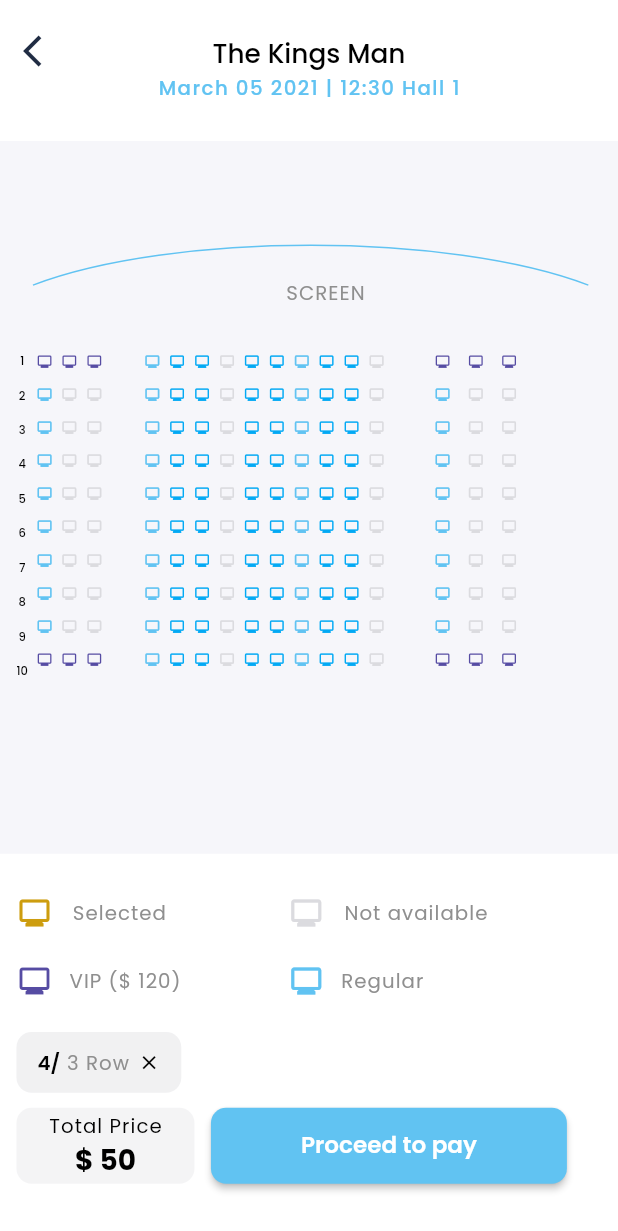
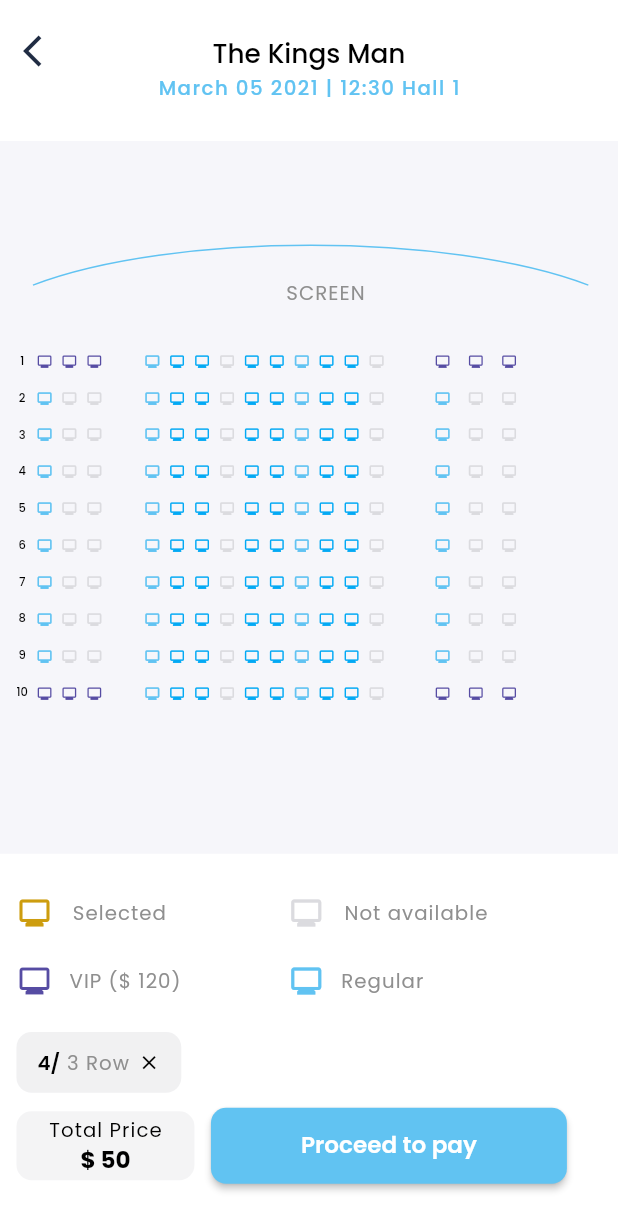
Before and after one commit to waleed-ahmed15/moviesapp-flutter, a Flutter app: the BookSeatScreen screen opened directly, on a phone screen of 412 x 824 dp. Shown: the top 1231 px of the screen. Run offline on Flutter 3.47's test engine with Material 2 defaults, Android fonts, the phone set to English and light mode, and no system bars; drawn by our look-alikes of auto_size_text; our stand-ins replace flutter_screenutil, get, youtube_player_flutter; network calls fail.

Commit message:
book_sear_Screen button bug fixed

```diff
--- a/lib/screens/movies_details/movie_details_screen.dart
+++ b/lib/screens/movies_details/movie_details_screen.dart
@@ -6,8 +6,6 @@ import 'package:moviesapp/screens/movies_details/movie_trailer_screen.dart';
 import 'package:moviesapp/screens/seats_mapping/select_seats_screen.dart';
 import 'package:moviesapp/utils/app_colors.dart';
 import 'package:moviesapp/utils/text_styles.dart';
-
-import '../watch_tab/watch_tab_page_controller.dart';
 
 class MovieDetailsScreen extends StatelessWidget {
   const MovieDetailsScreen({super.key});
@@ -49,13 +47,7 @@ class MovieDetailsScreen extends StatelessWidget {
                       ),
                       IconButton(
                         onPressed: () {
-                          globalCurrentIndexForWatchTab = 0;
-                          globalPageControllerForWatchTab.animateToPage(
-                            globalCurrentIndexForWatchTab,
-                            duration: const Duration(milliseconds: 100),
-                            curve: Curves.ease,
-                          );
-                          // Navigator.pop(context);
+                          Get.back();
                         },
                         icon: Icon(
                           Icons.arrow_back_ios,
--- a/lib/screens/seats_mapping/book_seat_screen.dart
+++ b/lib/screens/seats_mapping/book_seat_screen.dart
@@ -1,3 +1,4 @@
+import 'package:auto_size_text/auto_size_text.dart';
 import 'package:flutter/material.dart';
 import 'package:flutter_screenutil/flutter_screenutil.dart';
 
@@ -83,6 +84,7 @@ class BookSeatScreen extends StatelessWidget {
                 ),
               ),
               Container(
+                height: 230.h,
                 margin: EdgeInsets.only(left: 10.w),
                 decoration: const BoxDecoration(
                   color: Colors.transparent,
@@ -92,10 +94,11 @@ class BookSeatScreen extends StatelessWidget {
                   crossAxisAlignment: CrossAxisAlignment.start,
                   children: [
                     Column(
+                      mainAxisAlignment: MainAxisAlignment.spaceBetween,
                       children: List.generate(
                         10,
                         (index) => Container(
-                          margin: EdgeInsets.only(bottom: 10.w),
+                          // margin: EdgeInsets.only(bottom: 10.w),
                           child: Text(
                             '${index + 1}',
                             style: genre_text_Style.copyWith(
@@ -107,17 +110,21 @@ class BookSeatScreen extends StatelessWidget {
                       ),
                     ),
                     Column(
-                      mainAxisAlignment: MainAxisAlignment.center,
+                      mainAxisAlignment: MainAxisAlignment.spaceBetween,
                       crossAxisAlignment: CrossAxisAlignment.center,
                       children: List.generate(
                         10,
                         (index1) => Container(
-                          margin: EdgeInsets.only(bottom: 10.w),
+                          margin: index1 != 9
+                              ? EdgeInsets.only(bottom: 10.w)
+                              : const EdgeInsets.only(bottom: 0),
                           child: Row(
                             mainAxisAlignment: MainAxisAlignment.center,
                             children: List.generate(
                                 3,
-                                (index) => Container(
+                                (index) => Row(
+                                      children: [
+                                        Container(
                                           margin: EdgeInsets.only(left: 5.w),
                                           child: Icon(
                                             Icons.monitor_rounded,
@@ -128,6 +135,8 @@ class BookSeatScreen extends StatelessWidget {
                                                     : AppColors.light_grey
                                                 : AppColors.purpleColor,
                                           ),
+                                        ),
+                                      ],
                                     )),
                           ),
                         ),
@@ -137,12 +146,14 @@ class BookSeatScreen extends StatelessWidget {
                       width: 20.w,
                     ),
                     Column(
-                      mainAxisAlignment: MainAxisAlignment.center,
+                      mainAxisAlignment: MainAxisAlignment.spaceBetween,
                       crossAxisAlignment: CrossAxisAlignment.center,
                       children: List.generate(
                         10,
-                        (index) => Container(
-                          margin: EdgeInsets.only(bottom: 10.w),
+                        (index1) => Container(
+                          margin: index1 != 9
+                              ? EdgeInsets.only(bottom: 10.w)
+                              : const EdgeInsets.only(bottom: 0),
                           child: Row(
                             mainAxisAlignment: MainAxisAlignment.center,
                             children: List.generate(
@@ -167,12 +178,14 @@ class BookSeatScreen extends StatelessWidget {
                       width: 20.w,
                     ),
                     Column(
-                      mainAxisAlignment: MainAxisAlignment.center,
+                      mainAxisAlignment: MainAxisAlignment.spaceBetween,
                       crossAxisAlignment: CrossAxisAlignment.center,
                       children: List.generate(
                         10,
                         (index1) => Container(
-                          margin: EdgeInsets.only(bottom: 10.w),
+                          margin: index1 != 9
+                              ? EdgeInsets.only(bottom: 10.w)
+                              : const EdgeInsets.only(bottom: 0),
                           child: Row(
                             mainAxisAlignment: MainAxisAlignment.center,
                             children: List.generate(
@@ -351,7 +364,10 @@ class BookSeatScreen extends StatelessWidget {
                   SizedBox(
                     width: 10.w,
                   ),
-                  ElevatedButton(
+                  Container(
+                    height: 46,
+                    constraints: BoxConstraints(maxHeight: 46.w),
+                    child: ElevatedButton(
                       style: ElevatedButton.styleFrom(
                         backgroundColor: AppColors.light_grey.withOpacity(0.3),
                         elevation: 0,
@@ -363,21 +379,23 @@ class BookSeatScreen extends StatelessWidget {
                       child: Column(
                         mainAxisAlignment: MainAxisAlignment.center,
                         children: [
-                        Text(
+                          AutoSizeText(
                             'Total Price',
                             style: details_overview_text_Style.copyWith(
                                 color: Colors.black),
+                            maxLines: 1,
                           ),
-                        Text(
+                          AutoSizeText(
                             '\$ 50',
                             style: button_text_Style.copyWith(
-                              fontSize: 17.sp,
+                                fontSize: 14.sp,
                                 color: Colors.black,
                                 fontFamily: 'Poppins Bold'),
                           ),
                         ],
                       ),
                       onPressed: () {},
+                    ),
                   ),
                   SizedBox(
                     width: 10.w,
--- a/pubspec.yaml
+++ b/pubspec.yaml
@@ -28,6 +28,7 @@ environment:
 # the latest version available on pub.dev. To see which dependencies have newer
 # versions available, run `flutter pub outdated`.
 dependencies:
+  auto_size_text: ^3.0.0
   cupertino_icons: ^1.0.2
   flutter:
     sdk: flutter
```
Also changed, not shown: pubspec.lock. Lines whose indentation alone changed are shown as unchanged.
